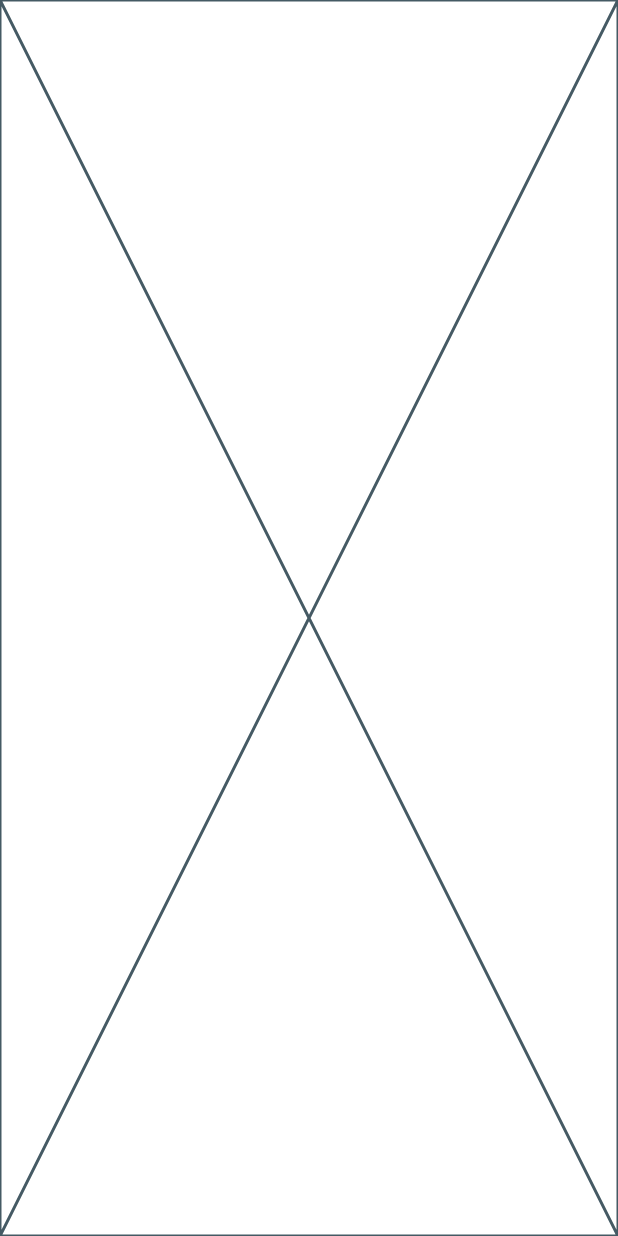
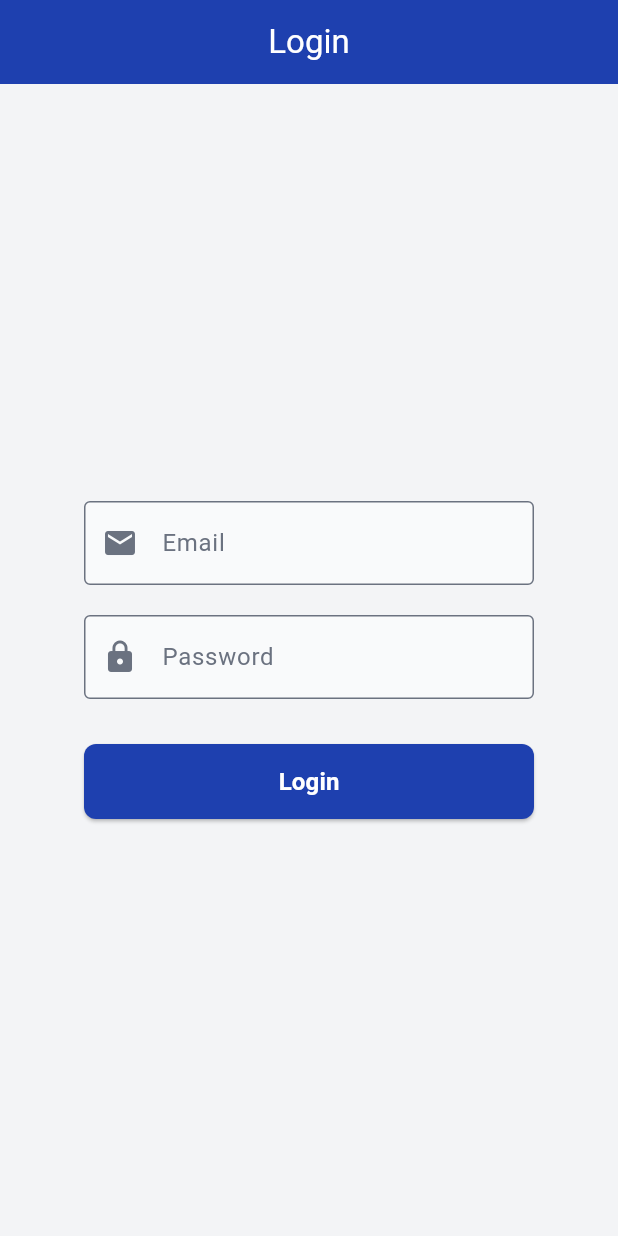
Before and after one commit to blackpoolflinn/Flutter-Maintenance-Application, a Flutter app: the screen it shows after launch, on a phone screen of 412 x 824 dp. Run offline on Flutter 3.47's test engine with Material 3 defaults, Android fonts, the phone set to English and light mode, and no system bars.

Commit message:
Create basic login screen without functionality

```diff
--- a/lib/features/auth/presentation/login_screen.dart
+++ b/lib/features/auth/presentation/login_screen.dart
@@ -1,10 +1,101 @@
 import 'package:flutter/material.dart';
+import '../../../core/theme/app_colors.dart';
 
-class LoginScreen extends StatelessWidget {
+class LoginScreen extends StatefulWidget {
   const LoginScreen({super.key});
 
   @override
+  State<LoginScreen> createState() => _LoginScreenState();
+}
+
+class _LoginScreenState extends State<LoginScreen> {
+  final TextEditingController _emailController = TextEditingController();
+  final TextEditingController _passwordController = TextEditingController();
+
+  @override
   Widget build(BuildContext context) {
-    return const Placeholder();
+    return Scaffold(
+      backgroundColor: AppColors.scaffoldBackground,
+      appBar: AppBar(
+        title: const Text("Login"),
+        centerTitle: true,
+        backgroundColor: AppColors.primaryBlue,
+        foregroundColor: AppColors.textWhite,
+        elevation: 0,
+      ),
+      body: Center(
+        child: SizedBox(
+          width: 300,
+          child: Column(
+            mainAxisSize: MainAxisSize.min,
+            children: [
+              // Email
+              TextField(
+                controller: _emailController,
+                style: const TextStyle(color: AppColors.textPrimary),
+                decoration: InputDecoration(
+                  labelText: "Email",
+                  labelStyle: const TextStyle(color: AppColors.textSecondary),
+                  filled: true,
+                  fillColor: AppColors.inputBackground,
+                  prefixIcon: const Icon(Icons.email, color: AppColors.textSecondary),
+                  enabledBorder: const OutlineInputBorder(
+                    borderSide: BorderSide(color: AppColors.textSecondary),
+                  ),
+                  focusedBorder: const OutlineInputBorder(
+                    borderSide: BorderSide(color: AppColors.primaryBlue, width: 2),
+                  ),
+                ),
+              ),
+              const SizedBox(height: 20),
+
+              // Password
+              TextField(
+                controller: _passwordController,
+                obscureText: true,
+                style: const TextStyle(color: AppColors.textPrimary),
+                decoration: InputDecoration(
+                  labelText: "Password",
+                  labelStyle: const TextStyle(color: AppColors.textSecondary),
+                  filled: true,
+                  fillColor: AppColors.inputBackground,
+                  prefixIcon: const Icon(Icons.lock, color: AppColors.textSecondary),
+                  enabledBorder: const OutlineInputBorder(
+                    borderSide: BorderSide(color: AppColors.textSecondary),
+                  ),
+                  focusedBorder: const OutlineInputBorder(
+                    borderSide: BorderSide(color: AppColors.primaryBlue, width: 2),
+                  ),
+                ),
+              ),
+              const SizedBox(height: 30),
+
+              // Login button
+              SizedBox(
+                width: double.infinity,
+                height: 50,
+                child: ElevatedButton(
+                  style: ElevatedButton.styleFrom(
+                    backgroundColor: AppColors.primaryBlue,
+                    foregroundColor: AppColors.textWhite,
+                    shape: RoundedRectangleBorder(
+                      borderRadius: BorderRadius.circular(8),
+                    ),
+                  ),
+                  onPressed: () {
+                    print("Email: ${_emailController.text}");
+                    print("Password: ${_passwordController.text}");
+                  },
+                  child: const Text(
+                    "Login",
+                    style: TextStyle(fontSize: 16, fontWeight: FontWeight.bold),
+                  ),
+                ),
+              ),
+            ],
+          ),
+        ),
+      ),
+    );
   }
 }
```
